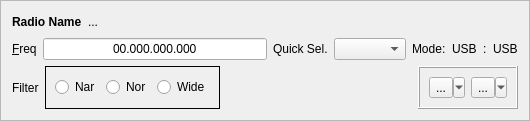
Above: mqt/MqtLogger/rigcontrolframe.ui from zsteva/backup-minos2 before the change. Below: the same form after it.
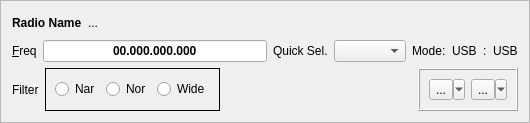
That is the form after the change. Custom widgets are drawn as their Qt base class.

Commit message: removed text going red when button pushed with background colour changing when button pushed

```diff
--- a/mqt/MqtLogger/rigcontrolframe.ui
+++ b/mqt/MqtLogger/rigcontrolframe.ui
@@ -7,7 +7,7 @@
     <x>0</x>
     <y>0</y>
     <width>530</width>
-    <height>121</height>
+    <height>123</height>
    </rect>
   </property>
   <property name="minimumSize">
@@ -87,6 +87,12 @@
          </item>
          <item>
           <widget class="FreqLineEdit" name="freqInput">
+           <property name="font">
+            <font>
+             <weight>75</weight>
+             <bold>true</bold>
+            </font>
+           </property>
            <property name="focusPolicy">
             <enum>Qt::ClickFocus</enum>
            </property>
```
The commit also changes 6 other files.
